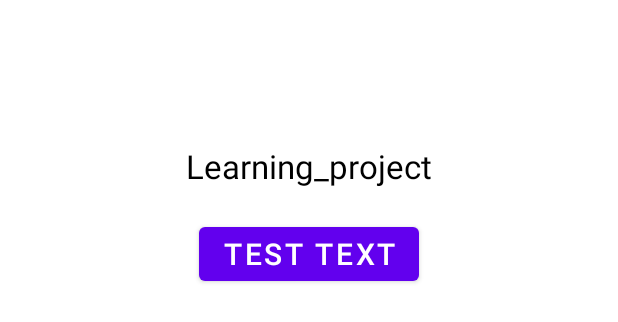
After one commit to AliHabibiAndroidProgramPilot/learning_project, an Android app: the layout bottom_sheet_dialog.xml on its own in the app's theme, with its tools: preview values and no code run, on a phone screen of 412 x 824 dp. The commit adds this screen. Shown: the top 322 px of the screen. Run offline under Robolectric (Android 15) with nearby library versions, the phone set to English and light mode, and no system bars.

Commit message:
Usage of Bottom Sheet Dialog

```diff
--- /dev/null
+++ b/app/src/main/res/layout/bottom_sheet_dialog.xml
@@ -0,0 +1,23 @@
+<?xml version="1.0" encoding="utf-8"?>
+<LinearLayout
+    xmlns:android="http://schemas.android.com/apk/res/android"
+    android:orientation="vertical"
+    android:gravity="center"
+    android:layout_width="match_parent"
+    android:layout_height="300dp">
+    <TextView
+        android:textSize="22sp"
+        android:layout_marginTop="10dp"
+        android:textColor="@color/black"
+        android:text="@string/app_name"
+        android:layout_width="wrap_content"
+        android:layout_height="wrap_content"/>
+    <Button
+        android:layout_marginTop="20dp"
+        android:layout_marginBottom="20dp"
+        android:id="@+id/btn_dismiss"
+        android:text="@string/test_text"
+        android:textSize="20sp"
+        android:layout_width="wrap_content"
+        android:layout_height="wrap_content"/>
+</LinearLayout>
```
Also changed, not shown: app/src/main/AndroidManifest.xml (+0 -9 lines), app/src/main/java/com/example/learningproject/MainActivity.kt (+12 -83 lines), app/src/main/java/com/example/learningproject/TestActivity.kt (deleted, +0 -15 lines), app/src/main/res/layout/activity_main.xml (+6 -14 lines), app/src/main/res/layout/activity_test.xml (deleted, +0 -8 lines).
